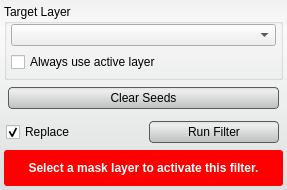
This is src/Interface/ToolInterface/FillHolesFilterInterface.ui in SCIInstitute/Seg3D as Qt 5 draws it before an edit. The edited form follows.
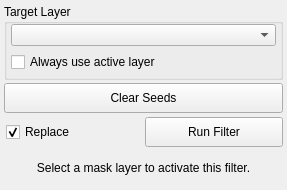
This is the edited form. Custom widgets are drawn as their Qt base class.

```diff
--- a/src/Interface/ToolInterface/FillHolesFilterInterface.ui
+++ b/src/Interface/ToolInterface/FillHolesFilterInterface.ui
@@ -25,33 +25,6 @@
   <property name="windowTitle">
    <string>Fill Holes Filter</string>
   </property>
-  <property name="styleSheet">
-   <string notr="true">QWidget#FillHolesFilterInterface{
-  border-radius: 3px;
-  background-color: qlineargradient(spread:pad, x1:0.5, y1:0, x2:0.5, y2:0.960227, stop:0 rgba(241, 241, 241, 255), stop:0.155779 rgba(250, 250, 250, 255), stop:1 rgba(222, 224, 224, 255));       
-}
-
-QPushButton{
-  background-color: qlineargradient(spread:pad, x1:0.5, y1:0, x2:0.5, y2:0.960227, stop:0 rgba(221, 221, 221, 255), stop:0.155779 rgba(238, 238, 238, 255), stop:1 rgba(192, 194, 194, 255));
-  border-radius: 4px;
-  border: 1px solid rgb(90, 90, 90);
-  margin:4px;
-}
-
-QPushButton:hover{
-  background-color: qlineargradient(spread:pad, x1:0.5, y1:0, x2:0.5, y2:1, stop:0 rgba(195, 195, 195, 255), stop:0.253769 rgba(206, 206, 206, 255), stop:1 rgba(185, 185, 185, 255));
-  border-radius: 4px;
-  border: 1px solid rgb(90, 90, 90);
-  margin:4px;
-}
-
-QPushButton:pressed{
-  background-color: qlineargradient(spread:pad, x1:0.5, y1:0, x2:0.5, y2:1, stop:0 rgba(150, 150, 150, 255), stop:0.753769 rgba(206, 206, 206, 255), stop:1 rgba(185, 185, 185, 255));
-  border-radius: 4px;
-  border: 1px solid rgb(90, 90, 90);
-  margin:4px;
-}</string>
-  </property>
   <layout class="QVBoxLayout" name="verticalLayout">
    <property name="spacing">
     <number>2</number>
@@ -225,17 +198,6 @@
        <height>32</height>
       </size>
      </property>
-     <property name="styleSheet">
-      <string notr="true">QLabel#message_{
-  color: white;
-  font: bold;
-}
-
-QWidget#message_alert_{
-  border-radius: 3px;
-  background-color: red;
-}</string>
-     </property>
      <layout class="QHBoxLayout" name="horizontalLayout_4">
       <property name="spacing">
        <number>0</number>
```
